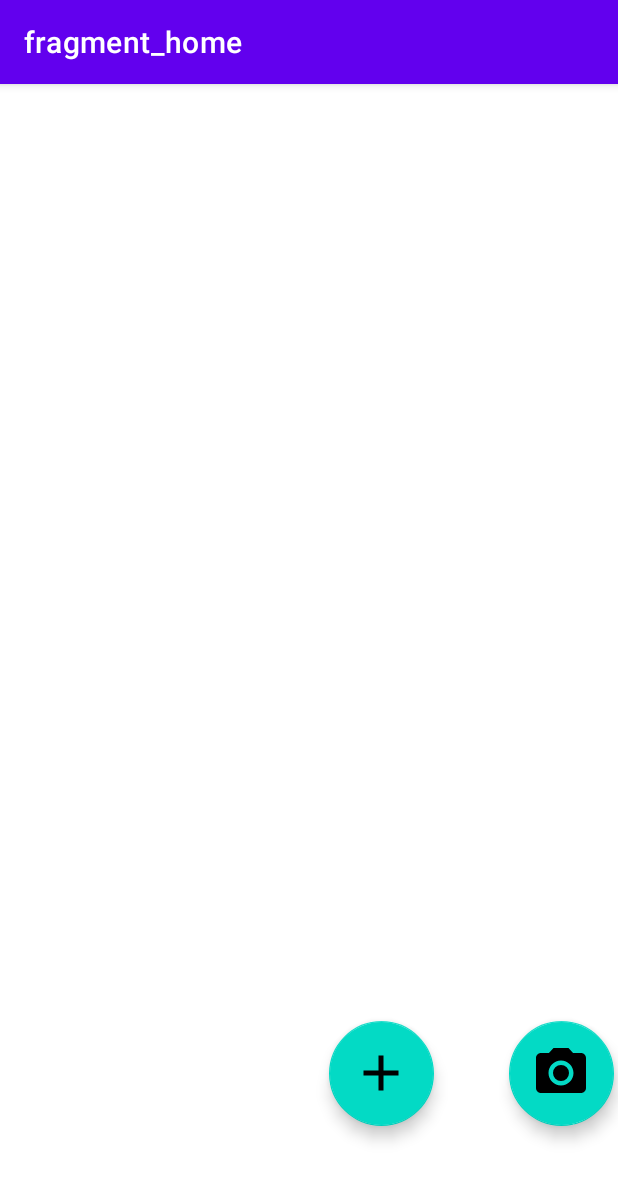
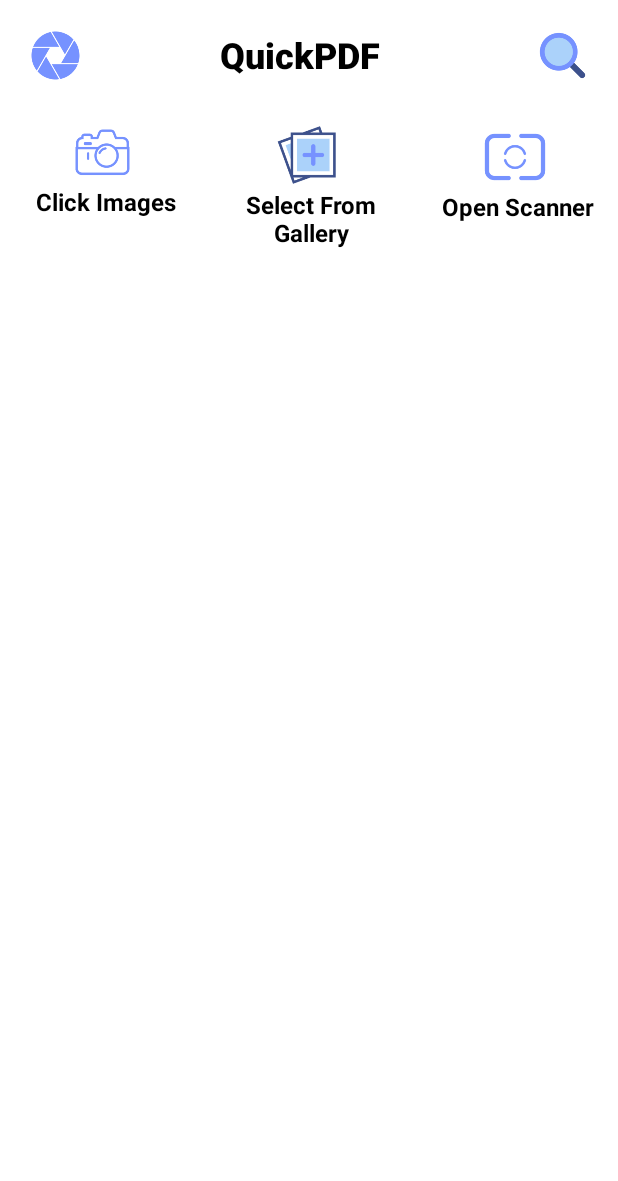
Before and after one commit to sebesti0n/Pdf_Generator, an Android app: the screen it shows after launch (MainActivity), on a phone screen of 412 x 824 dp. Shown: the top 1181 px of the screen. Run offline under Robolectric (Android 15) with nearby library versions, the phone set to English and light mode, and no system bars; our stand-ins replace navigation-ui.

Commit message:
UI improvements

```diff
--- a/app/src/main/java/com/example/pdf_generator/Fragments/HomeFragment.kt
+++ b/app/src/main/java/com/example/pdf_generator/Fragments/HomeFragment.kt
@@ -97,7 +97,7 @@ class HomeFragment : Fragment() {
             if (data != null) {
                 if(data.getClipData()!=null) {
                     val x = data.getClipData()!!.getItemCount()
-                    for (i in 0..x)
+                    for (i in 0 until x)
                         imageuriList.add(data.getClipData()!!.getItemAt(i).getUri())
 
                     for(i in imageuriList){
--- a/app/src/main/java/com/example/pdf_generator/MainActivity.kt
+++ b/app/src/main/java/com/example/pdf_generator/MainActivity.kt
@@ -17,7 +17,7 @@ class MainActivity : AppCompatActivity() {
         super.onCreate(savedInstanceState)
         binding = ActivityMainBinding.inflate(layoutInflater)
         setContentView(binding.root)
-
+        supportActionBar?.hide()
         val navHostFragment=supportFragmentManager.findFragmentById(R.id.nav_host_fragment) as NavHostFragment
         navController=navHostFragment.navController
 
--- a/app/src/main/res/layout/activity_main.xml
+++ b/app/src/main/res/layout/activity_main.xml
@@ -1,10 +1,13 @@
 <?xml version="1.0" encoding="utf-8"?>
-<androidx.constraintlayout.widget.ConstraintLayout xmlns:android="http://schemas.android.com/apk/res/android"
+<LinearLayout xmlns:android="http://schemas.android.com/apk/res/android"
     xmlns:app="http://schemas.android.com/apk/res-auto"
     xmlns:tools="http://schemas.android.com/tools"
     android:layout_width="match_parent"
     android:layout_height="match_parent"
+    android:orientation="vertical"
     tools:context=".MainActivity">
+
+
 
     <androidx.fragment.app.FragmentContainerView
         android:layout_width="match_parent"
@@ -14,4 +17,4 @@
         app:navGraph="@navigation/nav_graph"
         android:name="androidx.navigation.fragment.NavHostFragment"/>
 
-</androidx.constraintlayout.widget.ConstraintLayout>
+</LinearLayout>
--- a/app/src/main/res/layout/fragment_home.xml
+++ b/app/src/main/res/layout/fragment_home.xml
@@ -6,49 +6,114 @@
     xmlns:app="http://schemas.android.com/apk/res-auto"
     tools:context=".Fragments.HomeFragment">
 
-    <com.google.android.material.floatingactionbutton.FloatingActionButton
-        android:id="@+id/create_pdf_fab"
-        android:layout_width="wrap_content"
-        android:layout_height="wrap_content"
-        android:elevation="12dp"
-        android:scaleType="center"
-        app:fabCustomSize="70dp"
-        app:layout_constraintBottom_toBottomOf="parent"
-        app:layout_constraintHorizontal_bias="0.642"
+    <include layout="@layout/toolbar"
+        app:layout_constraintTop_toTopOf="parent"
         app:layout_constraintLeft_toLeftOf="parent"
         app:layout_constraintRight_toRightOf="parent"
-        app:layout_constraintTop_toTopOf="parent"
-        app:layout_constraintVertical_bias="0.895"
-        app:maxImageSize="40dp"
-        app:srcCompat="@drawable/ic_add" />
+        android:id="@+id/toolbar"/>
 
-    <com.google.android.material.floatingactionbutton.FloatingActionButton
-        android:id="@+id/create_pdf_select_image_fab"
-        android:layout_width="wrap_content"
+    <LinearLayout
+        android:id="@+id/ll_for_options"
+        android:layout_width="match_parent"
+        android:layout_marginTop="8dp"
         android:layout_height="wrap_content"
-        android:elevation="12dp"
-        android:scaleType="center"
-        app:fabCustomSize="70dp"
-        app:layout_constraintBottom_toBottomOf="@+id/saved_pdf_rcv"
-        app:layout_constraintEnd_toEndOf="parent"
-        app:layout_constraintHorizontal_bias="0.953"
         app:layout_constraintLeft_toLeftOf="parent"
-        app:layout_constraintRight_toRightOf="parent"
-        app:layout_constraintStart_toEndOf="@+id/create_pdf_fab"
-        app:layout_constraintTop_toTopOf="@+id/saved_pdf_rcv"
-        app:layout_constraintVertical_bias="0.895"
-        app:maxImageSize="40dp"
-        app:srcCompat="@drawable/ic_camera_" />
+        app:layout_constraintLeft_toRightOf="parent"
+        app:layout_constraintTop_toBottomOf="@id/toolbar"
+        app:layout_constraintVertical_bias="0.0">
+
+        <LinearLayout
+            android:layout_width="0dp"
+            android:layout_margin="1dp"
+            android:orientation="vertical"
+            android:layout_weight="1"
+            android:gravity="center"
+            android:layout_height="wrap_content">
+            <com.google.android.material.imageview.ShapeableImageView
+                android:layout_width="50dp"
+                android:id="@+id/create_pdf_fab"
+                android:layout_height="60dp"
+                android:clickable="true"
+                android:src="@drawable/ic_camera_new" />
+            <TextView
+                android:layout_width="wrap_content"
+                android:layout_height="wrap_content"
+                android:textStyle="bold"
+                android:layout_marginTop="-8dp"
+                android:layout_marginLeft="2dp"
+                android:textSize="16dp"
+                android:gravity="center"
+                android:textColor="@color/black"
+                android:text="Click Images"/>
+        </LinearLayout>
+
+
+        <LinearLayout
+            android:layout_width="0dp"
+            android:layout_weight="1"
+            android:layout_margin="1dp"
+            android:gravity="center"
+            android:orientation="vertical"
+            android:layout_height="wrap_content">
+            <com.google.android.material.imageview.ShapeableImageView
+                android:layout_width="60dp"
+                android:id="@+id/create_pdf_select_image_fab"
+                android:layout_marginTop="2dp"
+                android:layout_height="60dp"
+                android:clickable="true"
+                android:src="@drawable/ic_gallery"/>
+            <TextView
+                android:layout_width="wrap_content"
+                android:layout_height="wrap_content"
+                android:textStyle="bold"
+                android:layout_marginTop="-8dp"
+                android:layout_marginLeft="2dp"
+                android:textSize="16dp"
+                android:gravity="center"
+                android:textColor="@color/black"
+                android:text="Select From Gallery"/>
+        </LinearLayout>
+
+
+        <LinearLayout
+            android:layout_margin="1dp"
+            android:layout_width="0dp"
+            android:layout_weight="1"
+            android:orientation="vertical"
+            android:gravity="center"
+            android:layout_height="wrap_content">
+            <com.google.android.material.imageview.ShapeableImageView
+                android:layout_width="60dp"
+                android:layout_marginTop="3dp"
+                android:clickable="true"
+                android:layout_height="60dp"
+                android:id="@+id/scanner_btn"
+                android:src="@drawable/ic_scanner"/>
+            <TextView
+                android:layout_width="wrap_content"
+                android:layout_height="wrap_content"
+                android:textStyle="bold"
+                android:layout_marginTop="-8dp"
+                android:layout_marginLeft="2dp"
+                android:textSize="16dp"
+                android:gravity="center"
+                android:textColor="@color/black"
+                android:text="Open Scanner"/>
+        </LinearLayout>
+
+    </LinearLayout>
 
     <androidx.recyclerview.widget.RecyclerView
         android:id="@+id/saved_pdf_rcv"
         android:layout_width="match_parent"
         android:layout_height="match_parent"
+        android:layout_marginBottom="440dp"
+        app:layout_constrainedHeight="true"
+        android:layout_marginTop="4dp"
+        app:layout_constraintTop_toBottomOf="@id/ll_for_options"
         app:layout_constraintBottom_toBottomOf="parent"
         app:layout_constraintEnd_toEndOf="parent"
         app:layout_constraintHorizontal_bias="0.0"
-        app:layout_constraintStart_toStartOf="parent"
-        app:layout_constraintTop_toTopOf="parent"
-        app:layout_constraintVertical_bias="1.0" />
+        app:layout_constraintStart_toStartOf="parent" />
 
 </androidx.constraintlayout.widget.ConstraintLayout>
--- /dev/null
+++ b/app/src/main/res/layout/toolbar.xml
@@ -0,0 +1,44 @@
+<?xml version="1.0" encoding="utf-8"?>
+<LinearLayout xmlns:android="http://schemas.android.com/apk/res/android"
+    android:layout_width="match_parent"
+    android:paddingTop="12dp"
+    xmlns:app="http://schemas.android.com/apk/res-auto"
+    android:layout_height="wrap_content">
+    <com.google.android.material.imageview.ShapeableImageView
+        android:layout_width="50dp"
+        app:layout_constraintLeft_toLeftOf="parent"
+        app:layout_constraintTop_toTopOf="parent"
+        app:layout_constraintBottom_toBottomOf="parent"
+        android:src="@drawable/logo_new"
+        android:id="@+id/logo_iv"
+        android:scaleType="centerCrop"
+        android:layout_marginStart="12dp"
+        android:layout_height="50dp"
+        />
+    <TextView
+        android:layout_width="0dp"
+        android:layout_height="wrap_content"
+        android:textStyle="bold"
+        android:gravity="center"
+        android:fontFamily="sans-serif-black"
+        android:layout_marginTop="8dp"
+        android:textSize="24sp"
+        android:layout_weight="2.5"
+        android:textColor="@color/black"
+        android:text="@string/quickpdf"
+        app:layout_constraintTop_toTopOf="parent"
+        app:layout_constraintBottom_toBottomOf="parent"
+        app:layout_constraintLeft_toRightOf="@id/logo_iv"/>
+    <com.google.android.material.imageview.ShapeableImageView
+        android:layout_width="50dp"
+        android:layout_marginRight="12dp"
+        app:layout_constraintLeft_toLeftOf="parent"
+        app:layout_constraintTop_toTopOf="parent"
+        app:layout_constraintBottom_toBottomOf="parent"
+        android:src="@drawable/ic_search"
+        android:id="@+id/search_iv"
+        android:scaleType="centerCrop"
+        android:layout_marginLeft="12dp"
+        android:layout_height="50dp"
+        />
+</LinearLayout>
--- a/app/src/main/res/values/colors.xml
+++ b/app/src/main/res/values/colors.xml
@@ -10,4 +10,7 @@
     <color name="MainShade">#CBE9BF</color>
     <color name="AltShade">#EDF7E9</color>
     <color name="cameraShutterRegion">#555555</color>
+    <color name="bluePrimary">#7692FF</color>
+    <color name="blueSecondary">#ABD2FA</color>
+    <color name="blueDark">#3D518C</color>
 </resources>
--- a/app/src/main/res/values/strings.xml
+++ b/app/src/main/res/values/strings.xml
@@ -46,4 +46,5 @@
         libero vel nunc consequat, quis tincidunt nisl eleifend. Cras bibendum enim a justo luctus
         vestibulum. Fusce dictum libero quis erat maximus, vitae volutpat diam dignissim.
     </string>
+    <string name="quickpdf">QuickPDF</string>
 </resources>
```
Also changed, not shown: app/src/main/res/drawable/ic_camera_new.png (added), app/src/main/res/drawable/ic_gallery.png (added), app/src/main/res/drawable/ic_scanner.png (added), app/src/main/res/drawable/ic_search.png (added), app/src/main/res/drawable/logo_new.png (added).
